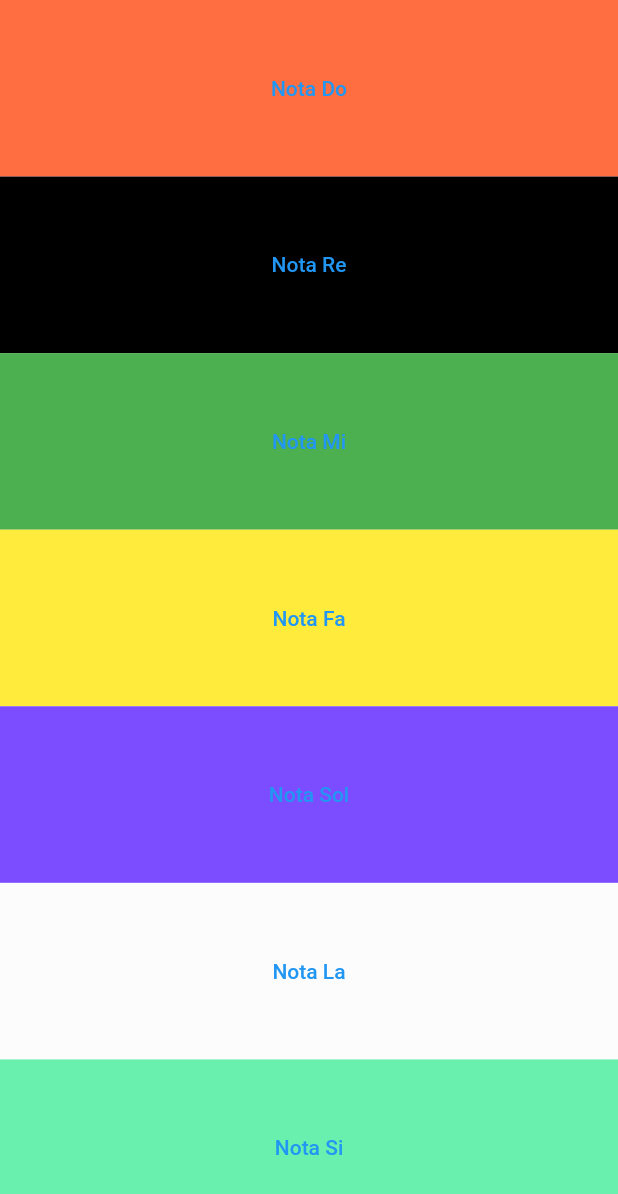
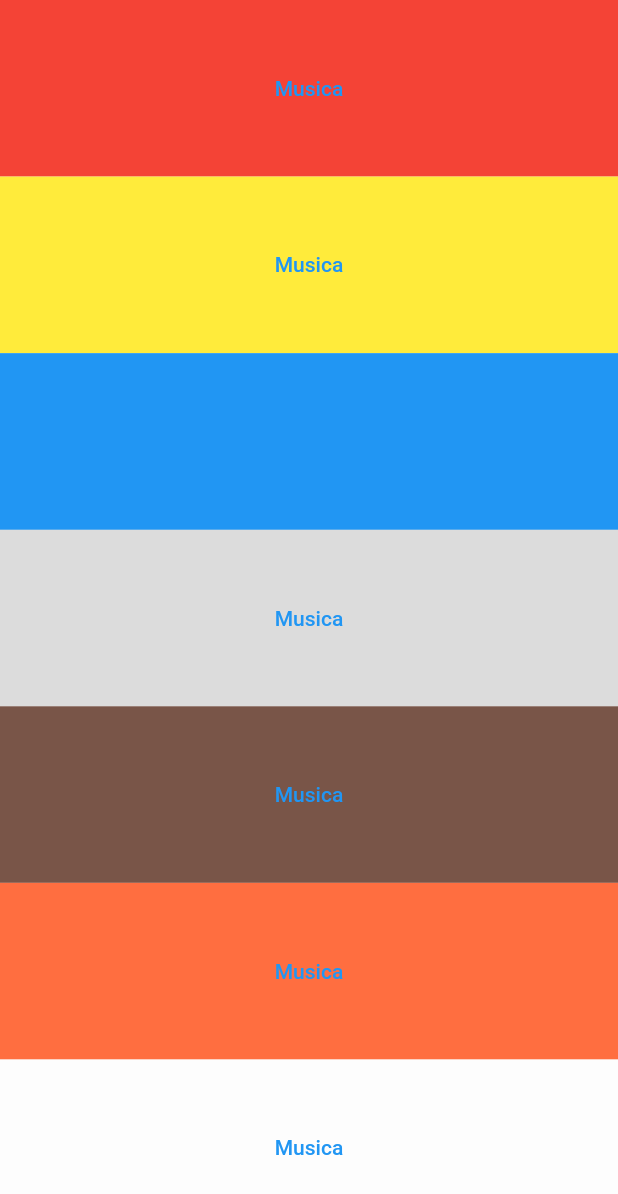
Before and after one commit to dafm10/flutter_codigo4_xylophone, a Flutter app: the screen it shows after launch, on a phone screen of 412 x 824 dp. Shown: the top 1194 px of the screen. Run offline on Flutter 3.47's test engine with Material 2 defaults, Android fonts, the phone set to English and light mode, and no system bars; our stand-ins replace audioplayers.

Commit message:
resumiendo el codigo creando un widget adicional

```diff
--- a/lib/main.dart
+++ b/lib/main.dart
@@ -14,6 +14,20 @@ class MyApp extends StatelessWidget {
     audioCache.play("audio/note$numberNote.wav");
   }
 
+  Widget buildKey (Color colorKey, int note){
+    return Expanded(
+      child: Container(
+        color: colorKey,
+        child: TextButton(
+          onPressed: () {
+            playNote(note);
+          },
+          child: Text("Musica"),
+        ),
+      ),
+    );
+  }
+
   @override
   Widget build(BuildContext context) {
     return MaterialApp(
@@ -22,83 +36,13 @@ class MyApp extends StatelessWidget {
           child: Column(
             crossAxisAlignment: CrossAxisAlignment.stretch,
             children: [
-              Expanded(
-                child: Container(
-                  color: Colors.deepOrangeAccent,
-                  child: TextButton(
-                    onPressed: () {
-                      playNote(1);
-                    },
-                    child: Text("Nota Do"),
-                  ),
-                ),
-              ),
-              Expanded(
-                child: Container(
-                  color: Colors.black,
-                  child: TextButton(
-                    onPressed: () {
-                      playNote(2);
-                    },
-                    child: Text("Nota Re"),
-                  ),
-                ),
-              ),
-              Expanded(
-                child: Container(
-                  color: Colors.green,
-                  child: TextButton(
-                    onPressed: () {
-                      playNote(3);
-                    },
-                    child: Text("Nota Mi"),
-                  ),
-                ),
-              ),
-              Expanded(
-                child: Container(
-                  color: Colors.yellow,
-                  child: TextButton(
-                    onPressed: () {
-                      playNote(4);
-                    },
-                    child: Text("Nota Fa"),
-                  ),
-                ),
-              ),
-              Expanded(
-                child: Container(
-                  color: Colors.deepPurpleAccent,
-                  child: TextButton(
-                    onPressed: () {
-                      playNote(5);
-                    },
-                    child: Text("Nota Sol"),
-                  ),
-                ),
-              ),
-              Expanded(
-                child: Container(
-                  color: Colors.white38,
-                  child: TextButton(
-                    onPressed: () {
-                      playNote(6);
-                    },
-                    child: Text("Nota La"),
-                  ),
-                ),
-              ),
-              Expanded(
-                child: Container(
-                  color: Colors.greenAccent,
-                  child: TextButton(
-                    onPressed: () {
-                      playNote(7);
-                    },
-                    child: Text("Nota Si"),
-                  ),
-                ),
-              ),
+              buildKey(Colors.red, 1),
+              buildKey(Colors.yellow, 2),
+              buildKey(Colors.blue, 3),
+              buildKey(Colors.black12, 4),
+              buildKey(Colors.brown, 5),
+              buildKey(Colors.deepOrangeAccent, 6),
+              buildKey(Colors.white54, 7),
             ],
           ),
         ),
```
